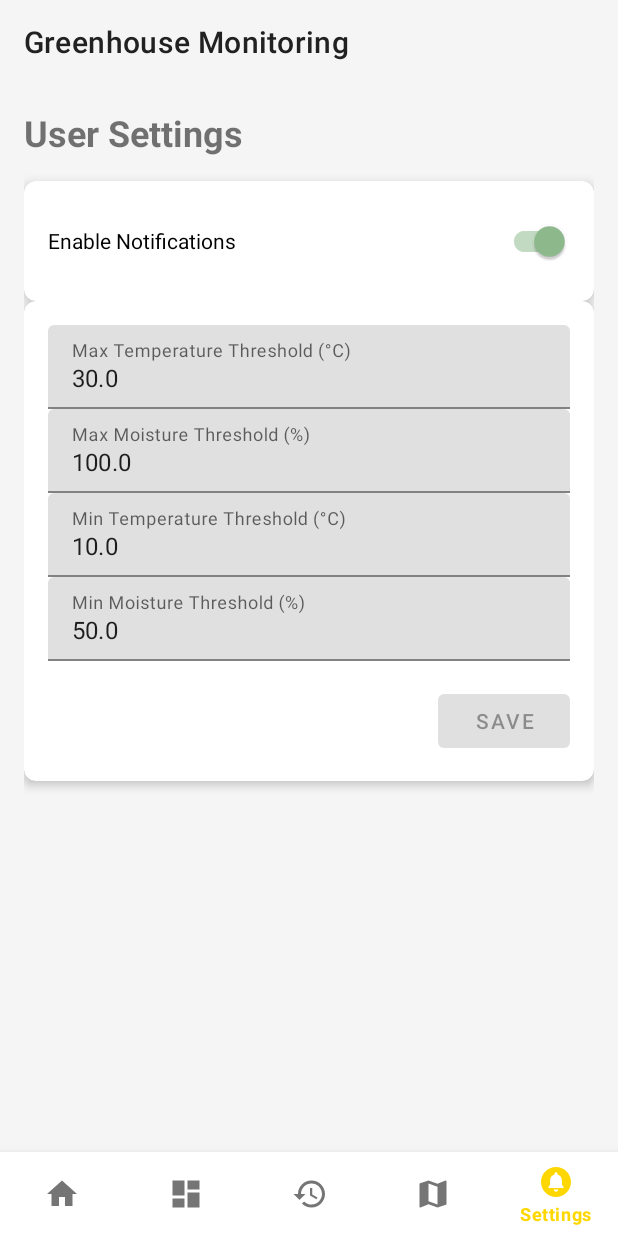
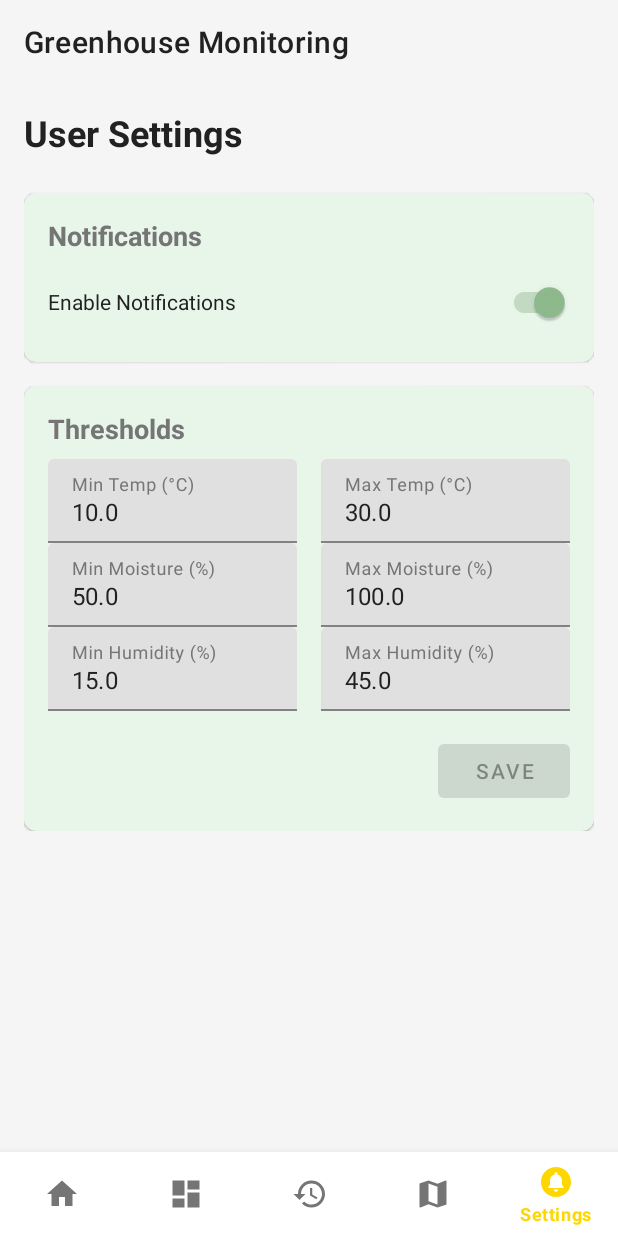
Before and after one commit to sakisma/sensorMonitoringApp, an Android app: the screen it shows after launch (MainActivity), item 5 of the bottom bar chosen, on a phone screen of 412 x 824 dp. Run offline under Robolectric (Android 15) with nearby library versions, the phone set to English and light mode, and no system bars; our stand-ins replace Firebase (no records; nobody signed in at launch, a user with empty details on screens opened directly); libraries missing offline, so code that uses them is left out: com.anychart, com.anychart.chart, com.anychart.charts.

Commit message:
Fix settings ui and add humidity field

```diff
--- a/app/src/main/java/com/arduino/sensormonitoringapp/SettingsFragment.java
+++ b/app/src/main/java/com/arduino/sensormonitoringapp/SettingsFragment.java
@@ -21,11 +21,14 @@ import com.google.android.material.textfield.TextInputLayout;
 import com.google.firebase.database.DatabaseReference;
 import com.google.firebase.database.FirebaseDatabase;
 
+import java.util.LinkedHashMap;
+import java.util.Map;
+
 public class SettingsFragment extends Fragment {
 
-    //private EditText tempThresholdEditText, moistureThresholdEditText;
     private EditText maxTempThresholdEditText, minTempThresholdEditText;
     private EditText maxMoistureThresholdEditText, minMoistureThresholdEditText;
+    private EditText maxHumidityThresholdEditText, minHumidityThresholdEditText;
     private SwitchMaterial notificationsSwitch;
     private SharedPreferences sharedPreferences;
     private DatabaseReference userSettingsRef;
@@ -38,12 +41,12 @@ public class SettingsFragment extends Fragment {
     public View onCreateView(LayoutInflater inflater, ViewGroup container, Bundle savedInstanceState) {
         View view = inflater.inflate(R.layout.fragment_settings, container, false);
 
-        //tempThresholdEditText = view.findViewById(R.id.tempThresholdEditText);
-        //moistureThresholdEditText = view.findViewById(R.id.moistureThresholdEditText);
         maxTempThresholdEditText = view.findViewById(R.id.maxTempThresholdEditText);
         minTempThresholdEditText = view.findViewById(R.id.minTempThresholdEditText);
         maxMoistureThresholdEditText = view.findViewById(R.id.maxMoistureThresholdEditText);
         minMoistureThresholdEditText = view.findViewById(R.id.minMoistureThresholdEditText);
+        maxHumidityThresholdEditText = view.findViewById(R.id.maxHumidityThresholdEditText);
+        minHumidityThresholdEditText = view.findViewById(R.id.minHumidityThresholdEditText);
         notificationsSwitch = view.findViewById(R.id.notificationsSwitch);
         saveThresholdsButton = view.findViewById(R.id.saveThresholdsButton);
 
@@ -54,12 +57,12 @@ public class SettingsFragment extends Fragment {
 
         notificationsSwitch.setOnCheckedChangeListener((buttonView, isChecked) -> saveSettings());
 
-        //tempThresholdEditText.addTextChangedListener(thresholdTextWatcher);
-        //moistureThresholdEditText.addTextChangedListener(thresholdTextWatcher);
         maxTempThresholdEditText.addTextChangedListener(thresholdTextWatcher);
         minTempThresholdEditText.addTextChangedListener(thresholdTextWatcher);
         maxMoistureThresholdEditText.addTextChangedListener(thresholdTextWatcher);
         minMoistureThresholdEditText.addTextChangedListener(thresholdTextWatcher);
+        maxHumidityThresholdEditText.addTextChangedListener(thresholdTextWatcher);
+        minHumidityThresholdEditText.addTextChangedListener(thresholdTextWatcher);
 
         saveThresholdsButton.setOnClickListener(v -> saveThresholds());
 
@@ -67,8 +70,6 @@ public class SettingsFragment extends Fragment {
         sendDefaultValuesToFirebaseIfNeeded();
 
         return view;
-
-
     }
 
     private void sendDefaultValuesToFirebaseIfNeeded() {
@@ -77,13 +78,13 @@ public class SettingsFragment extends Fragment {
 
         if (firstLaunch) {
             // Send default values to Firebase
-            //userSettingsRef.child("tempThreshold").setValue(30.0f);
-            //userSettingsRef.child("moistureThreshold").setValue(70.0f);
             userSettingsRef.child("notificationsEnabled").setValue(true);
             userSettingsRef.child("maxTempThreshold").setValue(30.0f);
             userSettingsRef.child("maxMoistureThreshold").setValue(100.0f);
             userSettingsRef.child("minTempThreshold").setValue(10.0f);
             userSettingsRef.child("minMoistureThreshold").setValue(50.0f);
+            userSettingsRef.child("maxHumidityThreshold").setValue(45.0f);
+            userSettingsRef.child("minHumidityThreshold").setValue(15.0f);
 
             // Update firstLaunch flag
             SharedPreferences.Editor editor = prefs.edit();
@@ -92,16 +93,14 @@ public class SettingsFragment extends Fragment {
         }
     }
 
-
     private void loadSettings() {
         notificationsSwitch.setChecked(sharedPreferences.getBoolean("notificationsEnabled", true));
-        //tempThresholdEditText.setText(String.valueOf(sharedPreferences.getFloat("tempThreshold", 30.0f)));
-        //moistureThresholdEditText.setText(String.valueOf(sharedPreferences.getFloat("moistureThreshold", 70.0f)));
         maxTempThresholdEditText.setText(String.valueOf(sharedPreferences.getFloat("maxTempThreshold", 30.0f)));
         minTempThresholdEditText.setText(String.valueOf(sharedPreferences.getFloat("minTempThreshold", 10.0f)));
         maxMoistureThresholdEditText.setText(String.valueOf(sharedPreferences.getFloat("maxMoistureThreshold", 100.0f)));
         minMoistureThresholdEditText.setText(String.valueOf(sharedPreferences.getFloat("minMoistureThreshold", 50.0f)));
-
+        maxHumidityThresholdEditText.setText(String.valueOf(sharedPreferences.getFloat("maxHumidityThreshold", 45.0f)));
+        minHumidityThresholdEditText.setText(String.valueOf(sharedPreferences.getFloat("minHumidityThreshold", 15.0f)));
     }
 
     private TextWatcher thresholdTextWatcher = new TextWatcher() {
@@ -131,29 +130,30 @@ public class SettingsFragment extends Fragment {
 
     private void saveThresholds() {
         try {
-            //float tempThreshold = Float.parseFloat(tempThresholdEditText.getText().toString());
-            //float moistureThreshold = Float.parseFloat(moistureThresholdEditText.getText().toString());
             float maxTempThreshold = Float.parseFloat(maxTempThresholdEditText.getText().toString());
             float minTempThreshold = Float.parseFloat(minTempThresholdEditText.getText().toString());
             float maxMoistureThreshold = Float.parseFloat(maxMoistureThresholdEditText.getText().toString());
             float minMoistureThreshold = Float.parseFloat(minMoistureThresholdEditText.getText().toString());
+            float maxHumidityThreshold = Float.parseFloat(maxHumidityThresholdEditText.getText().toString());
+            float minHumidityThreshold = Float.parseFloat(minHumidityThresholdEditText.getText().toString());
+
 
             SharedPreferences.Editor editor = sharedPreferences.edit();
-            //editor.putFloat("tempThreshold", tempThreshold);
-            //editor.putFloat("moistureThreshold", moistureThreshold);
             editor.putFloat("maxTempThreshold", maxTempThreshold);
             editor.putFloat("minTempThreshold", minTempThreshold);
             editor.putFloat("maxMoistureThreshold", maxMoistureThreshold);
             editor.putFloat("minMoistureThreshold", minMoistureThreshold);
+            editor.putFloat("maxHumidityThreshold", maxHumidityThreshold);
+            editor.putFloat("minHumidityThreshold", minHumidityThreshold);
             editor.apply();
 
             // Save to Firebase
-            //userSettingsRef.child("tempThreshold").setValue(tempThreshold);
-            //userSettingsRef.child("moistureThreshold").setValue(moistureThreshold);
             userSettingsRef.child("maxTempThreshold").setValue(maxTempThreshold);
             userSettingsRef.child("minTempThreshold").setValue(minTempThreshold);
             userSettingsRef.child("maxMoistureThreshold").setValue(maxMoistureThreshold);
             userSettingsRef.child("minMoistureThreshold").setValue(minMoistureThreshold);
+            userSettingsRef.child("maxHumidityThreshold").setValue(maxHumidityThreshold);
+            userSettingsRef.child("minHumidityThreshold").setValue(minHumidityThreshold);
 
             Toast.makeText(getContext(), "Thresholds saved", Toast.LENGTH_SHORT).show();
             thresholdsChanged = false;
@@ -163,36 +163,28 @@ public class SettingsFragment extends Fragment {
         }
     }
 
-//    private void saveSettings() {
-//        SharedPreferences.Editor editor = sharedPreferences.edit();
-//        editor.putBoolean("notificationsEnabled", notificationsSwitch.isChecked());
-//        try {
-//            float tempThreshold = Float.parseFloat(tempThresholdEditText.getText().toString());
-//            float moistureThreshold = Float.parseFloat(moistureThresholdEditText.getText().toString());
-//            editor.putFloat("tempThreshold", tempThreshold);
-//            editor.putFloat("moistureThreshold", moistureThreshold);
-//
-//            // Save to Firebase
-//            userLimitsRef.child("tempThreshold").setValue(tempThreshold);
-//            userLimitsRef.child("moistureThreshold").setValue(moistureThreshold);
-//
-//            Toast.makeText(getContext(), "Settings saved", Toast.LENGTH_SHORT).show();
-//        } catch (NumberFormatException e) {
-//            Toast.makeText(getContext(), "Invalid input", Toast.LENGTH_SHORT).show();
-//        }
-//        editor.apply();
-//    }
-
-
     public boolean isNotificationsEnabled() {
         return sharedPreferences.getBoolean("notificationsEnabled", true);
     }
 
-    public float getTempThreshold() {
-        return sharedPreferences.getFloat("tempThreshold", 30.0f);
+    public Map<String, Float> getMinMaxTempThreshold() {
+        Map<String, Float> result = new LinkedHashMap<>();
+        result.put("maxTempThreshold", sharedPreferences.getFloat("maxTempThreshold", 30.0f));
+        result.put("minTempThreshold", sharedPreferences.getFloat("minTempThreshold", 10.0f));
+        return result;
     }
 
-    public float getMoistureThreshold() {
-        return sharedPreferences.getFloat("moistureThreshold", 70.0f);
+    public Map<String, Float> getMinMaxMoistureThreshold() {
+        Map<String, Float> result = new LinkedHashMap<>();
+        result.put("maxMoistureThreshold", sharedPreferences.getFloat("maxMoistureThreshold", 100.0f));
+        result.put("minMoistureThreshold", sharedPreferences.getFloat("minMoistureThreshold", 50.0f));
+        return result;
+    }
+
+    public Map<String, Float> getMinMaxHumidityThreshold() {
+        Map<String, Float> result = new LinkedHashMap<>();
+        result.put("maxHumidityThreshold", sharedPreferences.getFloat("maxHumidityThreshold", 45.0f));
+        result.put("minHumidityThreshold", sharedPreferences.getFloat("minHumidityThreshold", 15.0f));
+        return result;
     }
 }
--- a/app/src/main/res/layout/fragment_settings.xml
+++ b/app/src/main/res/layout/fragment_settings.xml
@@ -3,7 +3,8 @@
     xmlns:app="http://schemas.android.com/apk/res-auto"
     android:layout_width="match_parent"
     android:layout_height="match_parent"
-    android:padding="16dp">
+    android:padding="16dp"
+    android:background="@color/greenhouseBackground">
 
     <LinearLayout
         android:layout_width="match_parent"
@@ -16,13 +17,15 @@
             android:text="User Settings"
             android:textSize="24sp"
             android:textStyle="bold"
-            android:layout_marginBottom="16dp" />
+            android:textColor="@color/greenhousePrimaryText"
+            android:layout_marginBottom="24dp" />
 
         <com.google.android.material.card.MaterialCardView
             android:layout_width="match_parent"
             android:layout_height="wrap_content"
-            app:cardElevation="4dp"
-            app:cardCornerRadius="8dp">
+            app:cardCornerRadius="8dp"
+            android:layout_marginBottom="16dp"
+            app:cardBackgroundColor="@color/cardBackground">
 
             <LinearLayout
                 android:layout_width="match_parent"
@@ -30,24 +33,31 @@
                 android:orientation="vertical"
                 android:padding="16dp">
 
+                <TextView
+                    android:layout_width="wrap_content"
+                    android:layout_height="wrap_content"
+                    android:text="Notifications"
+                    android:textSize="18sp"
+                    android:textStyle="bold"
+                    android:textColor="@color/greenhouseSecondaryText"
+                    android:layout_marginBottom="8dp"/>
+
                 <com.google.android.material.switchmaterial.SwitchMaterial
                     android:id="@+id/notificationsSwitch"
                     android:layout_width="match_parent"
                     android:layout_height="wrap_content"
-                    android:text="Enable Notifications" />
+                    android:text="Enable Notifications"
+                    android:textColor="@color/greenhousePrimaryText"/>
 
             </LinearLayout>
 
         </com.google.android.material.card.MaterialCardView>
 
-
-
         <com.google.android.material.card.MaterialCardView
             android:layout_width="match_parent"
             android:layout_height="wrap_content"
-            android:layout_marginBottom="16dp"
-            app:cardElevation="4dp"
-            app:cardCornerRadius="8dp">
+            app:cardCornerRadius="8dp"
+            app:cardBackgroundColor="@color/cardBackground">
 
             <LinearLayout
                 android:layout_width="match_parent"
@@ -55,61 +65,146 @@
                 android:orientation="vertical"
                 android:padding="16dp">
 
+                <TextView
+                    android:layout_width="wrap_content"
+                    android:layout_height="wrap_content"
+                    android:text="Thresholds"
+                    android:textSize="18sp"
+                    android:textStyle="bold"
+                    android:textColor="@color/greenhouseSecondaryText"
+                    android:layout_marginBottom="8dp"/>
+
+<!--                MIN and MAX TEMP-->
+                <LinearLayout
+                    android:layout_width="match_parent"
+                    android:layout_height="wrap_content"
+                    android:orientation="horizontal">
+
+                    <com.google.android.material.textfield.TextInputLayout
+                        android:id="@+id/minTempThresholdInputLayout"
+                        android:layout_width="0dp"
+                        android:layout_height="wrap_content"
+                        android:layout_weight="1"
+                        android:hint="Min Temp (°C)"
+                        android:textColorHint="@color/greenhouseSecondaryText"
+                        android:layout_marginEnd="8dp">
+
+                        <com.google.android.material.textfield.TextInputEditText
+                            android:id="@+id/minTempThresholdEditText"
+                            android:layout_width="match_parent"
+                            android:layout_height="wrap_content"
+                            android:inputType="numberDecimal"
+                            android:textColor="@color/greenhousePrimaryText"/>
+
+                    </com.google.android.material.textfield.TextInputLayout>
+
                     <com.google.android.material.textfield.TextInputLayout
                         android:id="@+id/maxTempThresholdInputLayout"
-                    android:layout_width="match_parent"
+                        android:layout_width="0dp"
                         android:layout_height="wrap_content"
-                    android:hint="Max Temperature Threshold (°C)">
+                        android:layout_weight="1"
+                        android:hint="Max Temp (°C)"
+                        android:textColorHint="@color/greenhouseSecondaryText"
+                        android:layout_marginStart="8dp">
 
                         <com.google.android.material.textfield.TextInputEditText
                             android:id="@+id/maxTempThresholdEditText"
                             android:layout_width="match_parent"
                             android:layout_height="wrap_content"
-                        android:inputType="numberDecimal" />
+                            android:inputType="numberDecimal"
+                            android:textColor="@color/greenhousePrimaryText"/>
+
+                    </com.google.android.material.textfield.TextInputLayout>
+
+                </LinearLayout>
+
+<!--                MIN and MAX SOIL-->
+                <LinearLayout
+                    android:layout_width="match_parent"
+                    android:layout_height="wrap_content"
+                    android:orientation="horizontal">
+
+                    <com.google.android.material.textfield.TextInputLayout
+                        android:id="@+id/minMoistureThresholdInputLayout"
+                        android:layout_width="0dp"
+                        android:layout_height="wrap_content"
+                        android:layout_weight="1"
+                        android:hint="Min Moisture (%)"
+                        android:textColorHint="@color/greenhouseSecondaryText"
+                        android:layout_marginEnd="8dp">
+
+                        <com.google.android.material.textfield.TextInputEditText
+                            android:id="@+id/minMoistureThresholdEditText"
+                            android:layout_width="match_parent"
+                            android:layout_height="wrap_content"
+                            android:inputType="numberDecimal"
+                            android:textColor="@color/greenhousePrimaryText"/>
 
                     </com.google.android.material.textfield.TextInputLayout>
 
                     <com.google.android.material.textfield.TextInputLayout
                         android:id="@+id/maxMoistureThresholdInputLayout"
-                    android:layout_width="match_parent"
+                        android:layout_width="0dp"
                         android:layout_height="wrap_content"
-                    android:hint="Max Moisture Threshold (%)">
+                        android:layout_weight="1"
+                        android:hint="Max Moisture (%)"
+                        android:textColorHint="@color/greenhouseSecondaryText"
+                        android:layout_marginStart="8dp">
 
                         <com.google.android.material.textfield.TextInputEditText
                             android:id="@+id/maxMoistureThresholdEditText"
                             android:layout_width="match_parent"
                             android:layout_height="wrap_content"
-                        android:inputType="numberDecimal" />
+                            android:inputType="numberDecimal"
+                            android:textColor="@color/greenhousePrimaryText"/>
+
+                    </com.google.android.material.textfield.TextInputLayout>
+
+                </LinearLayout>
+
+<!--                MIN and MAX HUMIDITY-->
+                <LinearLayout
+                    android:layout_width="match_parent"
+                    android:layout_height="wrap_content"
+                    android:orientation="horizontal">
+
+                    <com.google.android.material.textfield.TextInputLayout
+                        android:id="@+id/minHumidityThresholdInputLayout"
+                        android:layout_width="0dp"
+                        android:layout_height="wrap_content"
+                        android:layout_weight="1"
+                        android:hint="Min Humidity (%)"
+                        android:textColorHint="@color/greenhouseSecondaryText"
+                        android:layout_marginEnd="8dp">
+
+                        <com.google.android.material.textfield.TextInputEditText
+                            android:id="@+id/minHumidityThresholdEditText"
+                            android:layout_width="match_parent"
+                            android:layout_height="wrap_content"
+                            android:inputType="numberDecimal"
+                            android:textColor="@color/greenhousePrimaryText"/>
 
                     </com.google.android.material.textfield.TextInputLayout>
 
                     <com.google.android.material.textfield.TextInputLayout
-                    android:id="@+id/minTempThresholdInputLayout"
+                        android:id="@+id/maxHumidityThresholdInputLayout"
+                        android:layout_width="0dp"
+                        android:layout_height="wrap_content"
+                        android:layout_weight="1"
+                        android:hint="Max Humidity (%)"
+                        android:textColorHint="@color/greenhouseSecondaryText"
+                        android:layout_marginStart="8dp">
+
+                        <com.google.android.material.textfield.TextInputEditText
+                            android:id="@+id/maxHumidityThresholdEditText"
                             android:layout_width="match_parent"
                             android:layout_height="wrap_content"
-                    android:hint="Min Temperature Threshold (°C)">
-
-                    <com.google.android.material.textfield.TextInputEditText
-                        android:id="@+id/minTempThresholdEditText"
-                        android:layout_width="match_parent"
-                        android:layout_height="wrap_content"
-                        android:inputType="numberDecimal" />
+                            android:inputType="numberDecimal"
+                            android:textColor="@color/greenhousePrimaryText"/>
 
                     </com.google.android.material.textfield.TextInputLayout>
 
-                <com.google.android.material.textfield.TextInputLayout
-                    android:id="@+id/minMoistureThresholdInputLayout"
-                    android:layout_width="match_parent"
-                    android:layout_height="wrap_content"
-                    android:hint="Min Moisture Threshold (%)">
-
-                    <com.google.android.material.textfield.TextInputEditText
-                        android:id="@+id/minMoistureThresholdEditText"
-                        android:layout_width="match_parent"
-                        android:layout_height="wrap_content"
-                        android:inputType="numberDecimal" />
-
-                </com.google.android.material.textfield.TextInputLayout>
+                </LinearLayout>
 
                 <com.google.android.material.button.MaterialButton
                     android:id="@+id/saveThresholdsButton"
```
Lines whose indentation alone changed are shown as unchanged.
